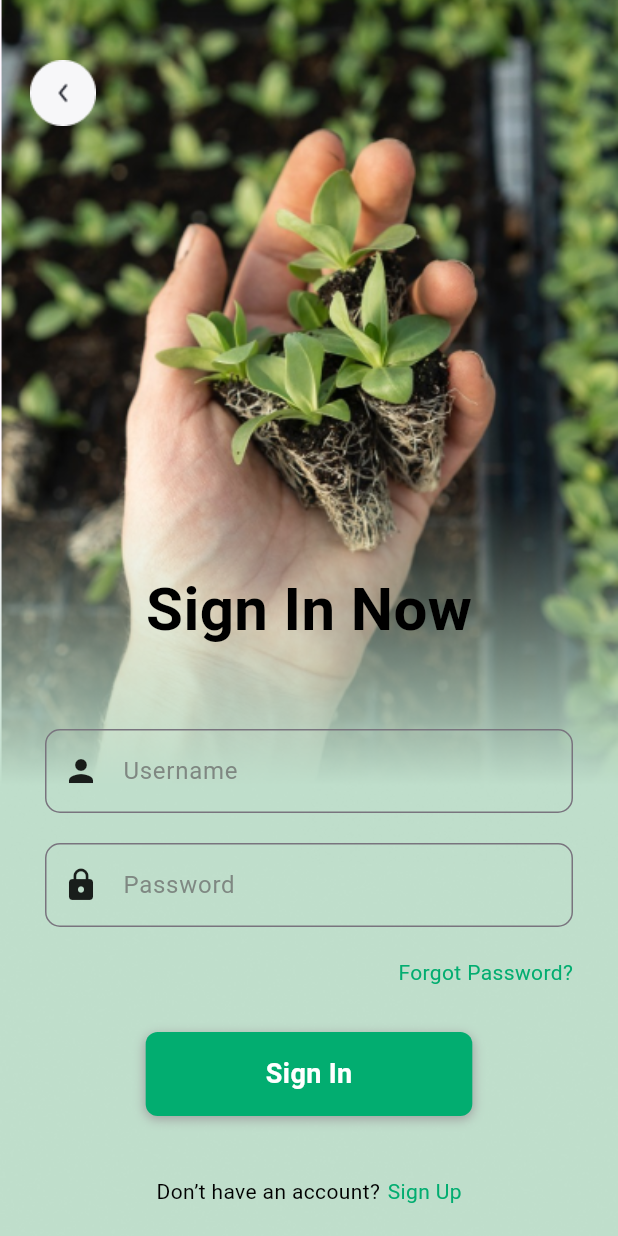
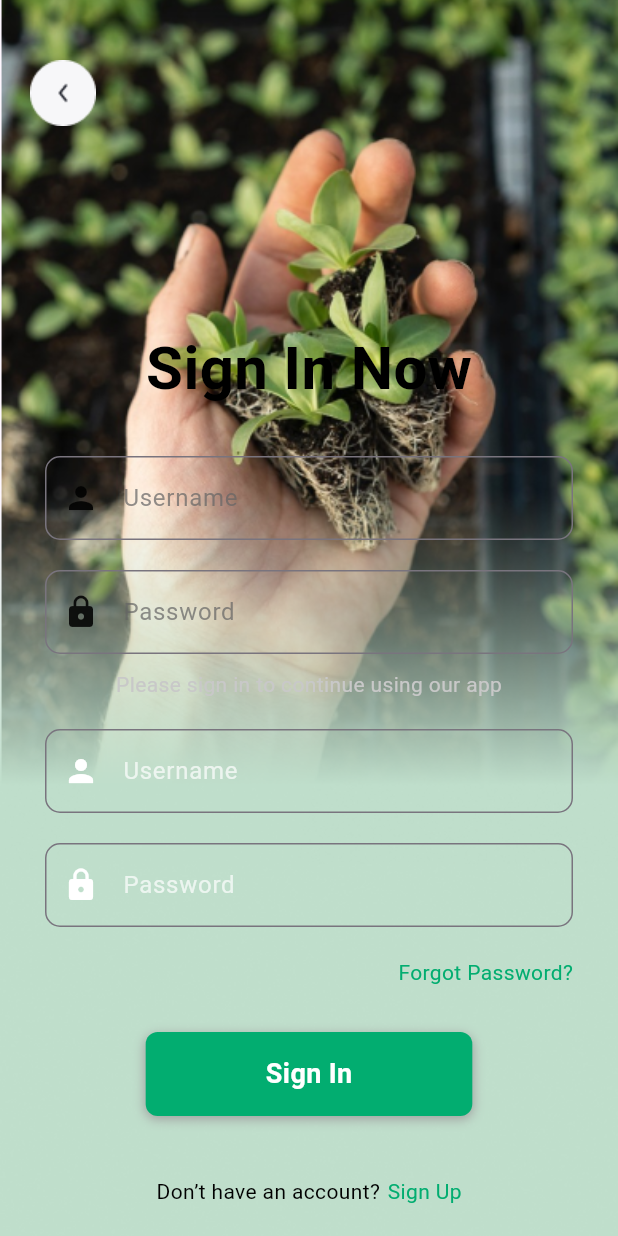
Before and after one commit to D-Binara/AgriConnect-Frontend, a Flutter app: the SignIn screen opened directly, on a phone screen of 412 x 824 dp. Run offline on Flutter 3.47's test engine with Material 3 defaults, Android fonts, the light colour scheme and no system bars; our stand-ins replace image_picker.

Commit message:
Squashed commit of the following:
commit 8732ed7e79cd5f89b9742c92e913be7b4072bf1f
Merge: 5f9337a 8e3dfbe
Author: D. Binara Kaveesha Weerasekara <119029171+D-Binara@users.noreply.github.com>
Date:   Tue Sep 24 19:56:27 2024 +0530

    Merge pull request #31 from D-Binara/api_dev

    connect signin and signup with the backend

commit 8e3dfbee40d7a3e1ee7ced2ce231b1b2d80e6543
Author: D-Binara <dbkaveesha@gmail.com>
Date:   Tue Sep 24 19:54:57 2024 +0530

    connect signin and signup with backend

commit dd793f0ef1ebbecf1d4b68a8446033701764c7d9
Merge: 09897c2 5f9337a
Author: D. Binara Kaveesha Weerasekara <119029171+D-Binara@users.noreply.github.com>
Date:   Tue Sep 24 01:29:51 2024 +0530

    Merge pull request #30 from D-Binara/main

    New update from fe_dev

```diff
--- a/agri_connect/lib/screens/homepage.dart
+++ b/agri_connect/lib/screens/homepage.dart
@@ -3,7 +3,11 @@ import 'package:flutter/material.dart';
 import 'package:agri_connect/screens/cart_page.dart';
 import 'package:agri_connect/components/navbar.dart';
 import 'package:agri_connect/screens/profile_page.dart';
+
 import 'package:agri_connect/screens/predictionpage.dart';
+
+import 'package:agri_connect/screens/croprecommandation.dart';
+import 'package:flutter/material.dart';
 
 class HomePage extends StatefulWidget {
   @override
--- a/agri_connect/lib/screens/signin.dart
+++ b/agri_connect/lib/screens/signin.dart
@@ -1,18 +1,69 @@
+import 'package:flutter/material.dart';
+import 'package:agri_connect/services/auth_service.dart';
+import 'package:agri_connect/screens/homepage.dart';
+import 'package:agri_connect/screens/signup.dart';
 import 'package:agri_connect/screens/forgotpassword.dart';
-import 'package:agri_connect/screens/homepage.dart';
 import 'package:agri_connect/screens/second.dart';
-import 'package:agri_connect/screens/signup.dart';
-import 'package:flutter/material.dart';
+import 'package:agri_connect/widgets/input_field.dart';
+import 'package:agri_connect/widgets/rounded_button.dart';
 
-class SignIn extends StatelessWidget {
+class SignIn extends StatefulWidget {
   const SignIn({Key? key}) : super(key: key);
+
+  @override
+  _SignInState createState() => _SignInState();
+}
+
+class _SignInState extends State<SignIn> {
+  final TextEditingController _usernameController = TextEditingController();
+  final TextEditingController _passwordController = TextEditingController();
+  final AuthService _authService = AuthService();
+
+  bool _isLoading = false;
+
+  Future<void> _signIn() async {
+    setState(() {
+      _isLoading = true;
+    });
+
+    final String userName = _usernameController.text;
+    final String password = _passwordController.text;
+
+    // Uncomment this when connecting to a backend
+    // final responseMessage = await _authService.signIn(userName, password);
+
+    setState(() {
+      _isLoading = false;
+    });
+
+    // Uncomment this when connected to a backend
+    // if (responseMessage == "user logging successfully") {
+
+    // For testing without backend
+    if (1 == 1) {
+      Navigator.pushReplacement(
+        context,
+        MaterialPageRoute(
+          builder: (context) => HomePage(),
+        ),
+      );
+    } else {
+      ScaffoldMessenger.of(context).showSnackBar(
+        SnackBar(
+          // Uncomment this when connected to a backend
+          // content: Text(responseMessage!),
+          content: Text("Failed to sign in"), // Change message for testing
+        ),
+      );
+    }
+  }
 
   @override
   Widget build(BuildContext context) {
     return Scaffold(
       body: Stack(
         children: [
-          // Add background image (Optional for light theme)
+          // Background image
           Positioned.fill(
             child: Image.asset(
               'assets/signin.png',
@@ -34,7 +85,6 @@ class SignIn extends StatelessWidget {
               child: Image.asset('assets/arrow.png'),
             ),
           ),
-          // Center the column vertically
           Align(
             alignment: Alignment.bottomCenter,
             child: Padding(
@@ -53,26 +103,18 @@ class SignIn extends StatelessWidget {
                     ),
                   ),
                   const SizedBox(height: 10),
-                  const Text(
-                    '',
-                    style: TextStyle(
-                      color: Colors.black, // Changed to black
-                    ),
-                  ),
                   const SizedBox(height: 20),
                   const TextField(
                     decoration: InputDecoration(
-                      prefixIcon: Icon(Icons.person,
-                          color: Colors.black87), // Dark icon
+                      prefixIcon: Icon(Icons.person, color: Colors.black87),
                       hintText: 'Username',
                       hintStyle: TextStyle(
-                        color:
-                            Color.fromARGB(180, 100, 100, 100), // Lighter hint
+                        color: Color.fromARGB(180, 100, 100, 100),
                       ),
                       border: OutlineInputBorder(
                         borderRadius: BorderRadius.all(Radius.circular(10)),
                         borderSide: BorderSide(
-                          color: Colors.grey, // Grey border for light theme
+                          color: Colors.grey,
                           width: 2.0,
                         ),
                       ),
@@ -82,20 +124,36 @@ class SignIn extends StatelessWidget {
                   const TextField(
                     obscureText: true,
                     decoration: InputDecoration(
-                      prefixIcon:
-                          Icon(Icons.lock, color: Colors.black87), // Dark icon
+                      prefixIcon: Icon(Icons.lock, color: Colors.black87),
                       hintText: 'Password',
                       hintStyle:
                           TextStyle(color: Color.fromARGB(180, 100, 100, 100)),
                       border: OutlineInputBorder(
                         borderRadius: BorderRadius.all(Radius.circular(10)),
                         borderSide: BorderSide(
-                          color: Color.fromARGB(
-                              255, 2, 173, 112), // Green color stays
+                          color: Color.fromARGB(255, 2, 173, 112),
                           width: 2.0,
                         ),
                       ),
                     ),
+                  ),
+                  const SizedBox(height: 10),
+                  const Text(
+                    'Please sign in to continue using our app',
+                    style: TextStyle(color: Color.fromARGB(255, 200, 200, 200)),
+                  ),
+                  const SizedBox(height: 20),
+                  InputField(
+                    controller: _usernameController,
+                    hintText: 'Username',
+                    icon: Icons.person,
+                  ),
+                  const SizedBox(height: 20),
+                  InputField(
+                    controller: _passwordController,
+                    hintText: 'Password',
+                    icon: Icons.lock,
+                    isPassword: true,
                   ),
                   const SizedBox(height: 20),
                   Align(
@@ -112,8 +170,7 @@ class SignIn extends StatelessWidget {
                       child: const Text(
                         'Forgot Password?',
                         style: TextStyle(
-                          color: Color.fromARGB(
-                              255, 2, 173, 112), // Keep green for consistency
+                          color: Color.fromARGB(255, 2, 173, 112),
                         ),
                       ),
                     ),
@@ -121,19 +178,13 @@ class SignIn extends StatelessWidget {
                   const SizedBox(height: 30),
                   GestureDetector(
                     onTap: () {
-                      Navigator.pushReplacement(
-                        context,
-                        MaterialPageRoute(
-                          builder: (context) => HomePage(),
-                        ),
-                      );
+                      _signIn();
                     },
                     child: Container(
                       padding: const EdgeInsets.symmetric(
                           vertical: 15, horizontal: 80),
                       decoration: BoxDecoration(
-                        color: Color.fromARGB(
-                            255, 2, 173, 112), // Main green button
+                        color: const Color.fromARGB(255, 2, 173, 112),
                         borderRadius: BorderRadius.circular(8),
                         boxShadow: const [
                           BoxShadow(
@@ -159,13 +210,9 @@ class SignIn extends StatelessWidget {
                     children: [
                       const Text(
                         'Don’t have an account?',
-                        style: TextStyle(
-                            color: Colors.black), // Dark text for light theme
+                        style: TextStyle(color: Colors.black),
                       ),
-                      const SizedBox(
-                        width: 5,
-                        height: 20,
-                      ),
+                      const SizedBox(width: 5),
                       GestureDetector(
                         onTap: () {
                           Navigator.pushReplacement(
@@ -178,8 +225,7 @@ class SignIn extends StatelessWidget {
                         child: const Text(
                           'Sign Up',
                           style: TextStyle(
-                            color: Color.fromARGB(
-                                255, 2, 173, 112), // Keep green for consistency
+                            color: Color.fromARGB(255, 2, 173, 112),
                           ),
                         ),
                       ),
--- /dev/null
+++ b/agri_connect/lib/services/auth_service.dart
@@ -0,0 +1,75 @@
+// services/auth_service.dart
+import 'dart:convert';
+import 'package:http/http.dart' as http;
+
+class AuthService {
+  final String _baseUrl = 'http://192.168.8.186:8000';
+
+  Future<String?> signIn(String userName, String password) async {
+    final String url = '$_baseUrl/login';
+
+    try {
+      final response = await http.post(
+        Uri.parse(url),
+        headers: <String, String>{
+          'Content-Type': 'application/json',
+        },
+        body: jsonEncode(<String, String>{
+          'user_name': userName,
+          'password': password,
+        }),
+      );
+
+      if (response.statusCode == 200) {
+        final jsonResponse = jsonDecode(response.body);
+        return jsonResponse['detail']; // "user logging successfully"
+      } else if (response.statusCode == 400) {
+        return 'Bad request, please try again';
+      } else if (response.statusCode == 401) {
+        return 'Incorrect username or password';
+      } else {
+        return 'Unknown error occurred';
+      }
+    } catch (error) {
+      return 'Failed to connect: $error';
+    }
+  }
+
+  Future<String?> signUp(
+      String userName, String email,String password) async {
+    final String url =
+        '$_baseUrl/register'; // Adjust the endpoint based on your API
+
+    try {
+      final response = await http.post(
+        Uri.parse(url),
+        headers: <String, String>{
+          'Content-Type': 'application/json',
+        },
+        body: jsonEncode(<String, String>{
+          'user_name': userName,
+          'email': email,
+          'password': password
+        }),
+      );
+
+print(jsonEncode(<String, String>{
+  'user_name': userName,
+  'email': email,
+  'password': password
+}));
+
+      if (response.statusCode == 200) {
+        return "User registered successfully";
+      } else if (response.statusCode == 400) {
+        return 'Bad request, please check your input';
+      } else if (response.statusCode == 409) {
+        return 'User already exists';
+      } else {
+        return 'Unknown error occurred during registration';
+      }
+    } catch (error) {
+      return 'Failed to connect: $error';
+    }
+  }
+}
--- /dev/null
+++ b/agri_connect/lib/widgets/input_field.dart
@@ -0,0 +1,37 @@
+import 'package:flutter/material.dart';
+
+class InputField extends StatelessWidget {
+  final TextEditingController controller;
+  final String hintText;
+  final IconData icon;
+  final bool isPassword;
+
+  const InputField({
+    Key? key,
+    required this.controller,
+    required this.hintText,
+    required this.icon,
+    this.isPassword = false,
+  }) : super(key: key);
+
+  @override
+  Widget build(BuildContext context) {
+    return TextField(
+      controller: controller,
+      obscureText: isPassword,
+      style: const TextStyle(color: Colors.white), // Make text white
+      decoration: InputDecoration(
+        prefixIcon: Icon(icon, color: Colors.white),
+        hintText: hintText,
+        hintStyle: const TextStyle(color: Color.fromARGB(180, 255, 255, 255)),
+        border: const OutlineInputBorder(
+          borderRadius: BorderRadius.all(Radius.circular(10)),
+          borderSide: BorderSide(
+            color: Color.fromARGB(255, 255, 255, 255),
+            width: 2.0,
+          ),
+        ),
+      ),
+    );
+  }
+}
```
Also changed, not shown: agri_connect/lib/screens/signup.dart (+94 -113 lines), agri_connect/lib/widgets/rounded_button.dart (added, +45 -0 lines), agri_connect/lib/screens/croprecommandation.dart (renamed from agri_connect/lib/screens/predictionpage.dart), 1 other file.
